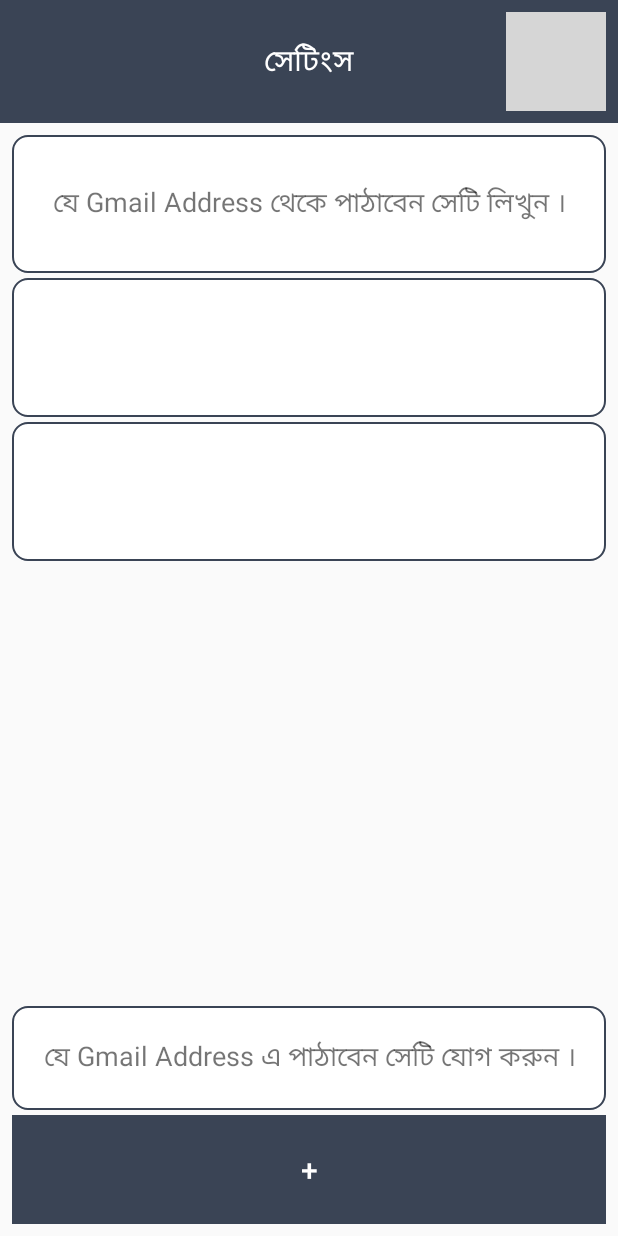
After one commit to jihanislam007/Office-Reportings, an Android app: the SettingsActivity screen opened directly, with no data from a screen before it, on a phone screen of 412 x 824 dp. The commit adds this screen. Run offline under Robolectric (Android 15) with nearby library versions, the phone set to English and light mode, and no system bars; grey boxes are pictures that could not be loaded.

Commit message:
Setting page updated .

```diff
--- a/app/build.gradle
+++ b/app/build.gradle
@@ -10,6 +10,7 @@ android {
         versionCode 1
         versionName "1.0"
         testInstrumentationRunner "android.support.test.runner.AndroidJUnitRunner"
+        multiDexEnabled true
     }
     buildTypes {
         release {
--- a/app/src/main/AndroidManifest.xml
+++ b/app/src/main/AndroidManifest.xml
@@ -2,9 +2,10 @@
 <manifest xmlns:android="http://schemas.android.com/apk/res/android"
     package="md.mazharul.islam.jihan.reportings">
 
-    <uses-permission android:name="android.permission.INTERNET"/>
+    <uses-permission android:name="android.permission.INTERNET" />
     <uses-permission android:name="android.permission.WRITE_EXTERNAL_STORAGE" />
     <uses-permission android:name="android.permission.READ_EXTERNAL_STORAGE" />
+
     <application
         android:allowBackup="true"
         android:icon="@mipmap/ic_launcher"
@@ -22,27 +23,22 @@
                 <category android:name="android.intent.category.LAUNCHER" />
             </intent-filter>
         </activity>
-        <activity android:name=".Activity.ReporterActivity" >
-
-        </activity>
+        <activity android:name=".Activity.ReporterActivity"></activity>
         <activity
             android:name=".Activity.AdminViewActivity"
             android:label="@string/title_activity_admin_view"
-            android:theme="@style/AppTheme" >
-
-        </activity>
+            android:theme="@style/AppTheme"></activity>
         <activity
             android:name=".Activity.AdminNewsViewActivity"
             android:label="@string/title_activity_admin_news_view"
-            android:theme="@style/AppTheme" >
-
-        </activity>
+            android:theme="@style/AppTheme"></activity>
         <activity android:name=".Activity.GenarelMessageSendActivity" />
         <activity android:name=".Activity.NewAcountActivity" />
         <activity android:name=".Activity.ReporterListActivity" />
         <activity android:name=".Activity.CentralMessageGetActivity" />
         <activity android:name=".Activity.ForgotPasswordActivity" />
-        <activity android:name=".Activity.AdminPasswordChangActivity"></activity>
+        <activity android:name=".Activity.AdminPasswordChangActivity" />
+        <activity android:name=".Activity.SettingsActivity"></activity>
     </application>
 
 </manifest>
--- a/app/src/main/java/md/mazharul/islam/jihan/reportings/Activity/AdminViewActivity.java
+++ b/app/src/main/java/md/mazharul/islam/jihan/reportings/Activity/AdminViewActivity.java
@@ -149,9 +149,10 @@ public class AdminViewActivity extends AppCompatActivity
             Intent in = new Intent(AdminViewActivity.this , AdminPasswordChangActivity.class);
             startActivity(in);
 
-        }/* else if (id == R.id.nav_share) {
-
-        } else if (id == R.id.nav_send) {
+        } else if (id == R.id.settings_change) {
+            Intent in = new Intent(AdminViewActivity.this , SettingsActivity.class);
+            startActivity(in);
+        }/* else if (id == R.id.nav_send) {
 
         }*/
 
--- /dev/null
+++ b/app/src/main/java/md/mazharul/islam/jihan/reportings/Activity/SettingsActivity.java
@@ -0,0 +1,31 @@
+package md.mazharul.islam.jihan.reportings.Activity;
+
+import android.support.v7.app.AppCompatActivity;
+import android.os.Bundle;
+import android.widget.Button;
+import android.widget.EditText;
+import android.widget.ListView;
+
+import md.mazharul.islam.jihan.reportings.R;
+
+public class SettingsActivity extends AppCompatActivity {
+
+EditText SenderEmailAddress,
+    SenderEmailPassword;
+ListView SettingListView;
+Button AddReciverMail;
+
+    @Override
+    protected void onCreate(Bundle savedInstanceState) {
+        super.onCreate(savedInstanceState);
+        setContentView(R.layout.activity_settings);
+
+        SenderEmailAddress = (EditText) findViewById(R.id.EmailAddressEditText);
+        SenderEmailPassword = (EditText) findViewById(R.id.EmailPasswordEditText);
+
+        SettingListView = (ListView) findViewById(R.id.SettingListView);
+        AddReciverMail = (Button) findViewById(R.id.EmailAddButton);
+
+
+    }
+}
--- /dev/null
+++ b/app/src/main/res/layout/activity_settings.xml
@@ -0,0 +1,187 @@
+<?xml version="1.0" encoding="utf-8"?>
+<LinearLayout xmlns:android="http://schemas.android.com/apk/res/android"
+    xmlns:app="http://schemas.android.com/apk/res-auto"
+    xmlns:tools="http://schemas.android.com/tools"
+    android:layout_width="match_parent"
+    android:layout_height="match_parent"
+    tools:context="md.mazharul.islam.jihan.reportings.Activity.SettingsActivity"
+    android:weightSum="10"
+    android:orientation="vertical">
+
+    <LinearLayout
+        android:layout_width="match_parent"
+        android:layout_height="0dp"
+        android:layout_weight="1"
+        android:background="@color/loginBackground"
+        android:orientation="horizontal"
+        android:weightSum="5">
+
+        <LinearLayout
+            android:layout_width="0dp"
+            android:layout_height="match_parent"
+            android:layout_weight="1"></LinearLayout>
+
+        <LinearLayout
+            android:layout_width="0dp"
+            android:layout_height="match_parent"
+            android:layout_weight="3">
+
+            <TextView
+                android:layout_width="match_parent"
+                android:layout_height="match_parent"
+                android:text="সেটিংস"
+                android:gravity="center"
+                android:textSize="20sp"
+                android:textColor="#FFFFFF"/>
+
+        </LinearLayout>
+
+        <LinearLayout
+            android:layout_width="0dp"
+            android:layout_height="match_parent"
+            android:layout_weight="1"
+            android:padding="8dp">
+
+            <ImageView
+                android:layout_width="match_parent"
+                android:layout_height="match_parent"
+                android:src="@drawable/gmail"/>
+
+        </LinearLayout>
+
+
+    </LinearLayout>
+
+    <LinearLayout
+        android:layout_width="match_parent"
+        android:layout_height="0dp"
+        android:layout_weight="9"
+        android:weightSum="10"
+        android:orientation="vertical"
+        android:padding="8dp">
+
+        <LinearLayout
+            android:layout_width="match_parent"
+            android:layout_height="0dp"
+            android:layout_weight="8"
+            android:paddingBottom="5dp">
+
+            <ScrollView
+                android:layout_width="match_parent"
+                android:layout_height="match_parent"
+                android:fillViewport="true">
+
+                <LinearLayout
+                    android:layout_width="match_parent"
+                    android:layout_height="wrap_content"
+                    android:weightSum="6"
+                    android:orientation="vertical">
+
+                    <LinearLayout
+                        android:layout_width="match_parent"
+                        android:layout_height="0dp"
+                        android:layout_weight="1"
+                        android:paddingBottom="3dp">
+
+                        <TextView
+                            android:layout_width="match_parent"
+                            android:layout_height="match_parent"
+                            android:text="যে Gmail Address থেকে পাঠাবেন সেটি লিখুন ।"
+                            android:gravity="center"
+                            android:textSize="18sp"
+                            android:background="@drawable/ractangular_border"/>
+
+                    </LinearLayout>
+
+                    <LinearLayout
+                        android:layout_width="match_parent"
+                        android:layout_height="0dp"
+                        android:layout_weight="1"
+                        android:paddingBottom="3dp">
+
+                        <EditText
+                            android:id="@+id/EmailAddressEditText"
+                            android:layout_width="match_parent"
+                            android:layout_height="match_parent"
+                            android:background="@drawable/ractangular_border" />
+
+                    </LinearLayout>
+
+                    <LinearLayout
+                        android:layout_width="match_parent"
+                        android:layout_height="0dp"
+                        android:layout_weight="1"
+                        android:paddingBottom="3dp">
+
+                        <EditText
+                            android:id="@+id/EmailPasswordEditText"
+                            android:layout_width="match_parent"
+                            android:layout_height="match_parent"
+                            android:background="@drawable/ractangular_border"
+                            android:inputType="textPassword"/>
+
+                    </LinearLayout>
+
+                    <LinearLayout
+                        android:layout_width="match_parent"
+                        android:layout_height="0dp"
+                        android:layout_weight="4">
+
+                        <ListView
+                            android:id="@+id/SettingListView"
+                            android:layout_width="match_parent"
+                            android:layout_height="match_parent"></ListView>
+
+                    </LinearLayout>
+
+                </LinearLayout>
+
+            </ScrollView>
+
+        </LinearLayout>
+
+        <LinearLayout
+            android:layout_width="match_parent"
+            android:layout_height="0dp"
+            android:layout_weight="2"
+            android:orientation="vertical">
+
+            <LinearLayout
+                android:layout_width="match_parent"
+                android:layout_height="0dp"
+                android:layout_weight="1"
+                android:paddingBottom="3dp">
+
+                <TextView
+                    android:layout_width="match_parent"
+                    android:layout_height="match_parent"
+                    android:text="যে Gmail Address এ পাঠাবেন সেটি যোগ করুন ।"
+                    android:gravity="center"
+                    android:textSize="18sp"
+                    android:background="@drawable/ractangular_border"                    />
+
+            </LinearLayout>
+
+            <LinearLayout
+                android:layout_width="match_parent"
+                android:layout_height="0dp"
+                android:layout_weight="1">
+
+                <Button
+                    android:id="@+id/EmailAddButton"
+                    android:layout_width="match_parent"
+                    android:layout_height="match_parent"
+                    android:text="+"
+                    android:textSize="20sp"
+                    android:background="@color/loginBackground"
+                    android:textColor="#FFFFFF"/>
+
+            </LinearLayout>
+
+        </LinearLayout>
+
+    </LinearLayout>
+
+
+
+</LinearLayout>
--- a/app/src/main/res/menu/activity_admin_view_drawer.xml
+++ b/app/src/main/res/menu/activity_admin_view_drawer.xml
@@ -18,6 +18,10 @@
             android:id="@+id/passwod_change"
             android:icon="@android:drawable/ic_menu_mylocation"
             android:title="এডমিন পাসওয়ার্ড পরিবর্তন করুন " />
+        <item
+            android:id="@+id/settings_change"
+            android:icon="@android:drawable/ic_menu_set_as"
+            android:title="সেটিংস" />
     </group>
 
     <item android:title="">
```
